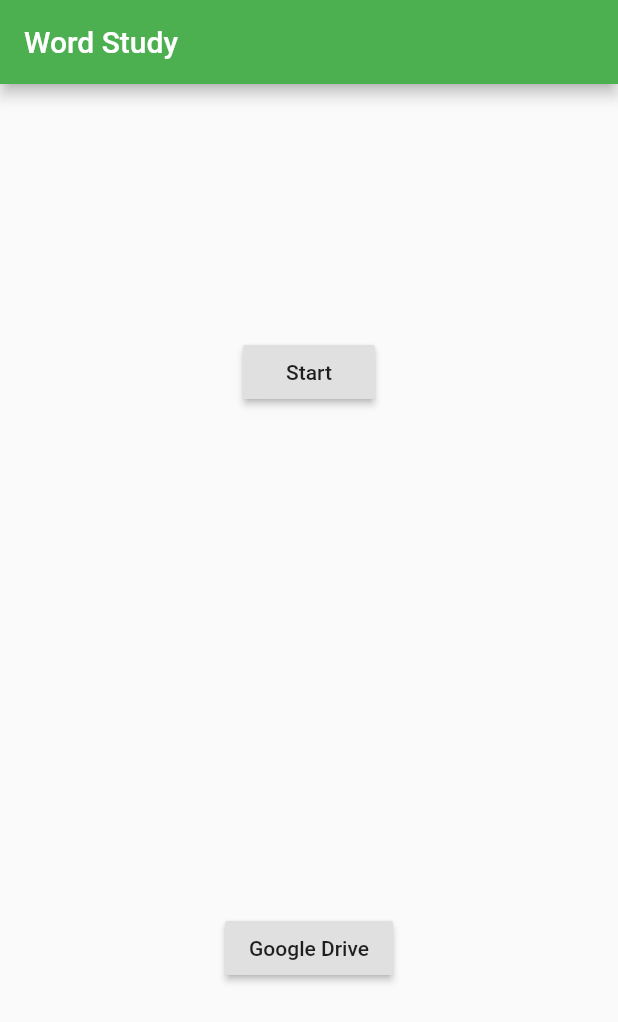
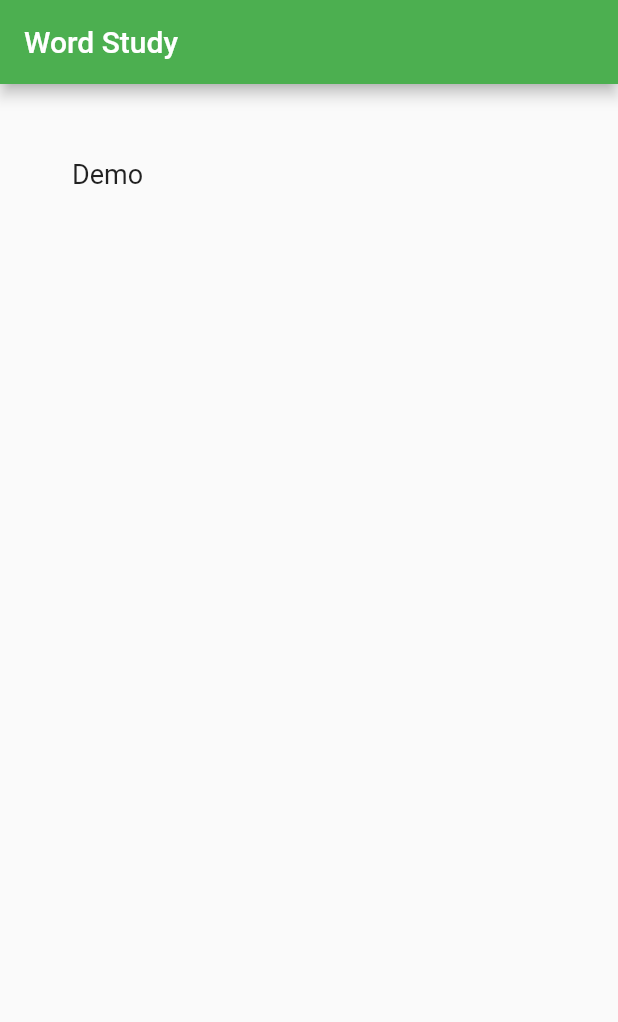
Before and after one commit to kgiannakakis/word_study, a Flutter app: the screen it shows after launch, on a phone screen of 412 x 824 dp. Shown: the top 1022 px of the screen. Run offline on Flutter 3.47's test engine with Material 2 defaults, Android fonts, the phone set to English and light mode, and no system bars; our stand-ins replace google_sign_in; missing offline and left inert: spreadsheet_decoder.

Commit message:
Quizzes list at home

```diff
--- a/lib/home.dart
+++ b/lib/home.dart
@@ -2,27 +2,60 @@ import 'dart:async';
 import 'dart:io';
 import 'package:flutter/material.dart';
 import 'package:path_provider/path_provider.dart';
-import 'package:word_study/signin.dart';
 import 'package:word_study/wordstudy.dart';
 import 'package:word_study/words/wordprovider.dart';
-import 'package:word_study/words/webwordprovider.dart';
 import 'package:word_study/words/quiz.dart';
 import 'package:word_study/words/quizsettings.dart';
 
-class Home extends StatelessWidget {
+class Home extends StatefulWidget {
 
-  Quiz _quiz;
-  final int wordsCount = 10;
-  final int optionsCount = 4;
+  @override
+  HomeState createState() => new HomeState();
+}
 
-  void _start(BuildContext context) async {
-    bool ok = await _initQuiz();
+class HomeState extends State<Home> {
+
+  List<Quiz> _quizzes = <Quiz>[];
+
+  final _biggerFont = const TextStyle(fontSize: 18.0);
+
+  @override
+  void initState() {
+    super.initState();
+
+    _loadQuizzes();
+  }
+
+  Future<void> _loadQuizzes() async {
+    const builtinFilename = '__builtin';
+
+    final directory = await getApplicationDocumentsDirectory();
+    File file = new File('${directory.path}/$builtinFilename');
+    bool exists = await file.exists();
+
+    if (!exists) {
+      WordProvider wordProvider = new WordProvider();
+      await wordProvider.init();
+      await wordProvider.store(builtinFilename);
+    }
+
+    const int wordsCount = 10;
+    const int optionsCount = 4;
+    QuizSettings quizSettings = new QuizSettings(wordsCount: wordsCount, optionsCount: optionsCount);
+    Quiz builtin = new Quiz(name: "Demo", settings: quizSettings, filenames: [builtinFilename]);
+    List<Quiz> quizzes = <Quiz>[builtin];
+    setState(() {
+      _quizzes = quizzes;
+    });
+  }
+
+  void _start(int i) async {
+    bool ok = await _quizzes[i].init();
     if (ok) {
       Navigator.of(context).push(
           new MaterialPageRoute(
-              builder: (context) => new WordStudy(quiz: _quiz,
-                currentWord: 0,
-                wordsCount: wordsCount,)
+              builder: (context) => new WordStudy(quiz: _quizzes[i],
+                currentWord: 0)
           )
       );
     }
@@ -34,30 +67,40 @@ class Home extends StatelessWidget {
     }
   }
 
-  void _goToGoogleDrive(BuildContext context) {
-    Navigator.of(context).push(
-        new MaterialPageRoute(
-            builder: (context) => new SignInDemo()
+//  void _goToGoogleDrive(BuildContext context) {
+//    Navigator.of(context).push(
+//        new MaterialPageRoute(
+//            builder: (context) => new SignInDemo()
+//        )
+//    );
+//  }
+
+//  Future<bool> _initQuiz() async {
+//    final directory = await getApplicationDocumentsDirectory();
+//    File file = new File('${directory.path}/test.xlsx');
+//    bool exists = await file.exists();
+//    print(exists);
+//    if (!exists) {
+//      print('Loading from web');
+//      WordProvider wordProvider = new WebWordProvider(
+//          "https://dl.dropboxusercontent.com/s/rwjl6apmu0xilyq/test.xlsx?dl=0");
+//      await wordProvider.init();
+//      await wordProvider.store('test.xlsx');
+//    }
+//    QuizSettings quizSettings = new QuizSettings(wordsCount: wordsCount, optionsCount: optionsCount);
+//    _quiz = new Quiz(settings: quizSettings, filenames: <String>['test.xlsx']);
+//    bool ok = await _quiz.init();
+//    return ok;
+//  }
+
+  Widget _buildRow(int i) {
+    return new Padding(
+        padding: const EdgeInsets.all(16.0),
+        child: new ListTile(
+            title: new Text(_quizzes[i].name, style: _biggerFont),
+            onTap: () { _start(i); }
         )
     );
-  }
-
-  Future<bool> _initQuiz() async {
-    final directory = await getApplicationDocumentsDirectory();
-    File file = new File('${directory.path}/test.xlsx');
-    bool exists = await file.exists();
-    print(exists);
-    if (!exists) {
-      print('Loading from web');
-      WordProvider wordProvider = new WebWordProvider(
-          "https://dl.dropboxusercontent.com/s/rwjl6apmu0xilyq/test.xlsx?dl=0");
-      await wordProvider.init();
-      await wordProvider.store('test.xlsx');
-    }
-    QuizSettings quizSettings = new QuizSettings(wordsCount: wordsCount, optionsCount: optionsCount);
-    _quiz = new Quiz(settings: quizSettings, filenames: <String>['test.xlsx']);
-    bool ok = await _quiz.init();
-    return ok;
   }
 
   @override
@@ -66,30 +109,16 @@ class Home extends StatelessWidget {
         appBar: new AppBar(
           title: new Text("Word Study"),
         ),
-        body: new Builder(
-            builder: (BuildContext context) {
-              return new Column(
-                  crossAxisAlignment: CrossAxisAlignment.start,
-                  children: <Widget>[
-                    new Expanded(
-                      child: new Column(
-                        children: <Widget>[
-                          new Expanded(child: new Center(
-                              child: new RaisedButton(
-                                  onPressed: () {_start(context);},
-                                  child: new Text("Start"))
-                          )),
-                          new Expanded(child: new Center(
-                              child: new RaisedButton(
-                                onPressed: () {_goToGoogleDrive(context);},
-                                child: new Text("Google Drive"),)
-                          ))
-                        ],
-                      )
-                    )
-                  ]);
-            }
-        )
+      body: new ListView.builder(
+          padding: const EdgeInsets.all(16.0),
+          itemCount: _quizzes.length,
+          itemBuilder: (BuildContext context, int position) {
+            if (position.isOdd) return new Divider();
+
+            final index = position ~/ 2;
+
+            return _buildRow(index);
+          }),
     );
   }
 
--- a/lib/words/quiz.dart
+++ b/lib/words/quiz.dart
@@ -5,12 +5,13 @@ import 'package:word_study/words/filewordprovider.dart';
 import 'package:word_study/words/quizword.dart';
 
 class Quiz {
+  final String name;
   final QuizSettings settings;
   final List<String> filenames;
 
   List<QuizWord> _quizWords;
 
-  Quiz({this.settings, this.filenames});
+  Quiz({this.name, this.settings, this.filenames});
 
   Future<bool> init() async {
     WordProvider wordProvider = new FileWordProvider(filenames[0]);
--- a/lib/words/wordprovider.dart
+++ b/lib/words/wordprovider.dart
@@ -10,20 +10,20 @@ class WordProvider {
   var _random = new Random(new DateTime.now().millisecondsSinceEpoch);
 
   List<Word> _words = [new Word('_Shangri-la','a faraway haven or hideaway of idyllic beauty and tranquility'),
-               new Word('_mythoclast','a destroyer or debunker of myths'),
-               new Word('_inscape','the unique essence or inner nature of a person, place, thing, or event, especially depicted in poetry or a work of art'),
-               new Word('_kismet','fate; destiny'),
-               new Word('_ariose','characterized by melody; songlike'),
-               new Word('_deracinate','to isolate or alienate (a person) from a native or customary culture or environment'),
-               new Word('_pullulate','to increase rapidly; multiply'),
-               new Word('_dornick','a small stone that is easy to throw'),
-               new Word('_craic','mischievous fun; laughs'),
-               new Word('_bunglesome','clumsy or awkward'),
-               new Word('_paseo','a slow, idle, or leisurely walk or stroll'),
-               new Word('_krummholz','a forest of stunted trees near the timber line on a mountain'),
-               new Word('_ergophobia','an abnormal fear of work; an aversion to work'),
-               new Word('_peculate','to steal or take dishonestly (money, especially public funds, or property entrusted to one\'s care)'),
-               new Word('_aberration','the act of departing from the right, normal, or usual course')];
+               new Word('mythoclast','a destroyer or debunker of myths'),
+               new Word('inscape','the unique essence or inner nature of a person, place, thing, or event, especially depicted in poetry or a work of art'),
+               new Word('kismet','fate; destiny'),
+               new Word('ariose','characterized by melody; songlike'),
+               new Word('deracinate','to isolate or alienate (a person) from a native or customary culture or environment'),
+               new Word('pullulate','to increase rapidly; multiply'),
+               new Word('dornick','a small stone that is easy to throw'),
+               new Word('craic','mischievous fun; laughs'),
+               new Word('bunglesome','clumsy or awkward'),
+               new Word('paseo','a slow, idle, or leisurely walk or stroll'),
+               new Word('krummholz','a forest of stunted trees near the timber line on a mountain'),
+               new Word('ergophobia','an abnormal fear of work; an aversion to work'),
+               new Word('peculate','to steal or take dishonestly (money, especially public funds, or property entrusted to one\'s care)'),
+               new Word('aberration','the act of departing from the right, normal, or usual course')];
 
   Future<bool> init() async {
     return true;
```
Also changed, not shown: lib/wordstudy.dart (+6 -7 lines).
